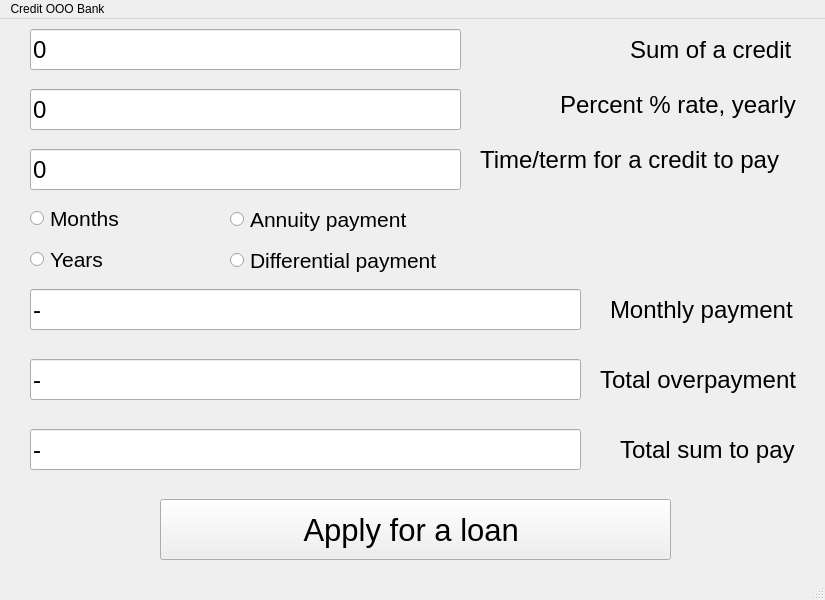
The window that src/View/ui/credit_calc.ui (Dornid/Trainee) describes before a commit, drawn with Qt 5.
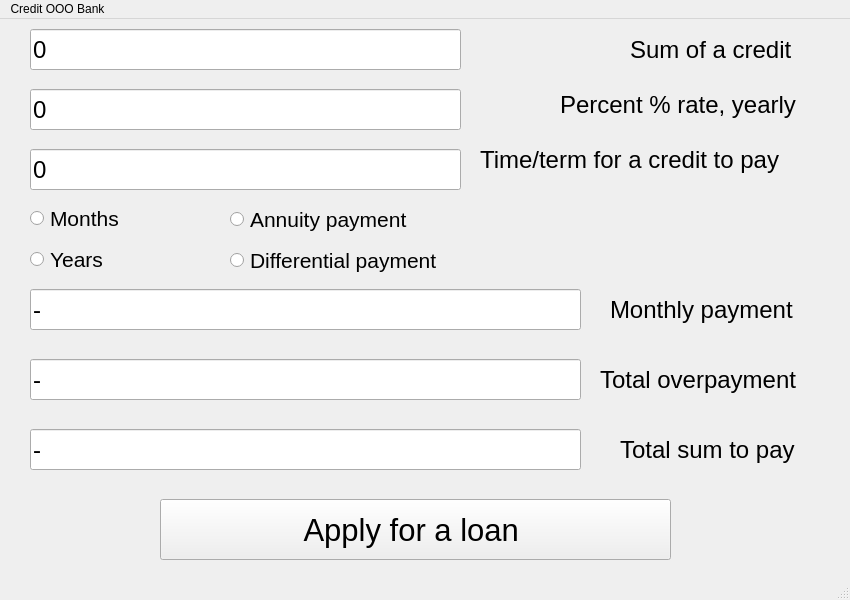
The same window after the commit.

Commit message: warnings are done, ui cuts are fixed

The edit to the form file:
```diff
--- a/src/View/ui/credit_calc.ui
+++ b/src/View/ui/credit_calc.ui
@@ -12,13 +12,13 @@
   </property>
   <property name="minimumSize">
    <size>
-    <width>825</width>
+    <width>850</width>
     <height>600</height>
    </size>
   </property>
   <property name="maximumSize">
    <size>
-    <width>825</width>
+    <width>850</width>
     <height>600</height>
    </size>
   </property>
@@ -157,7 +157,7 @@
      <rect>
       <x>560</x>
       <y>60</y>
-      <width>261</width>
+      <width>270</width>
       <height>51</height>
      </rect>
     </property>
@@ -175,7 +175,7 @@
      <rect>
       <x>480</x>
       <y>110</y>
-      <width>341</width>
+      <width>350</width>
       <height>61</height>
      </rect>
     </property>
```
The commit also changes 4 other files.
